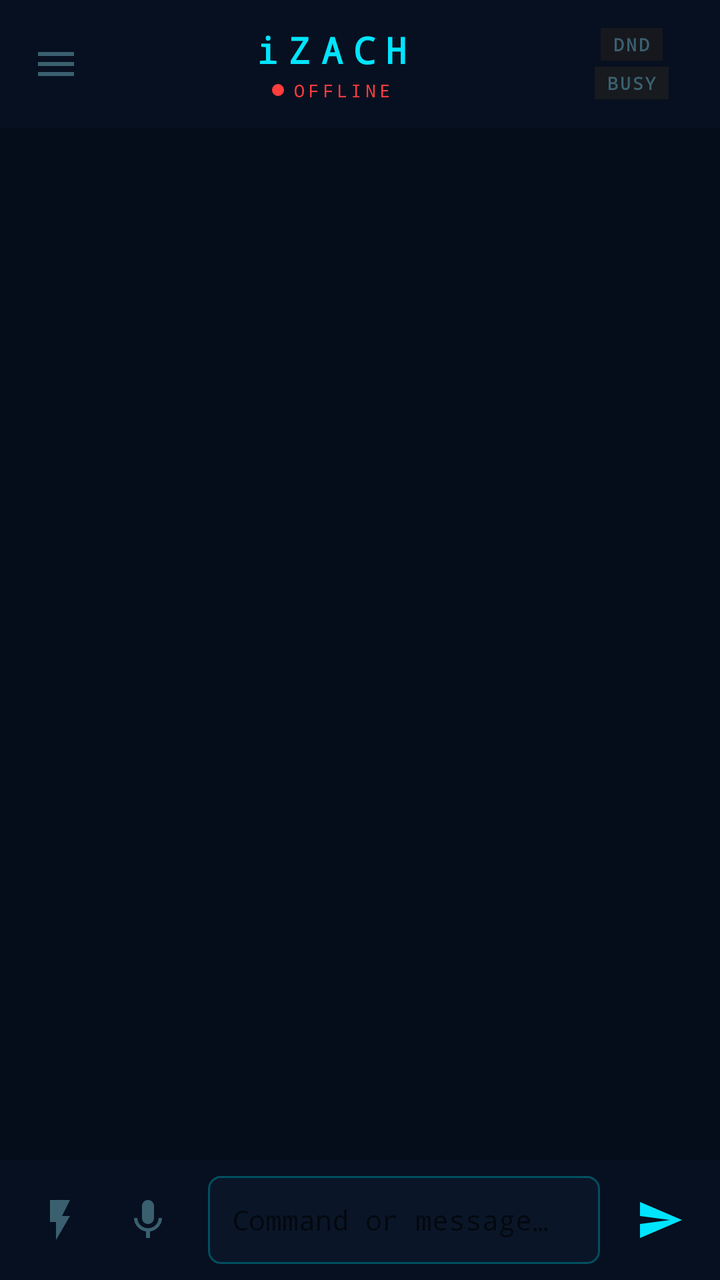
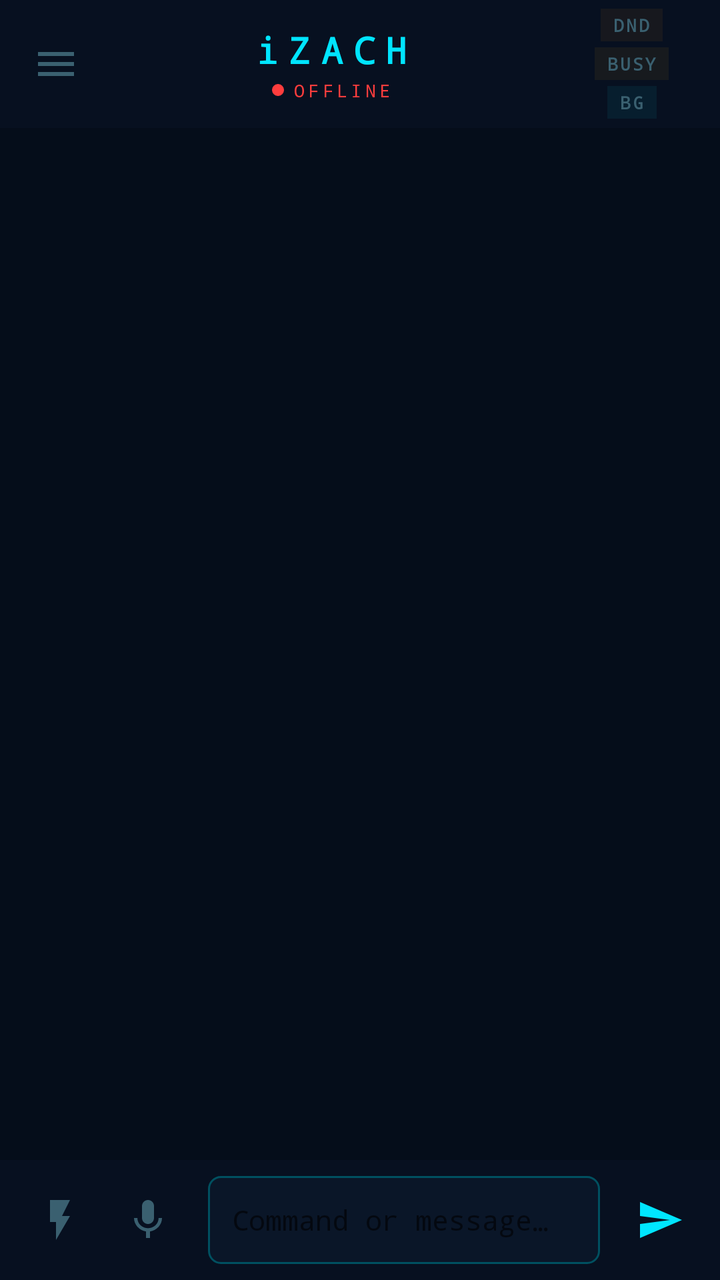

The first picture is an Android layout as it rendered before a commit; the second is the same layout after the commit. The layout source and the unified diff follow.
<!-- AndroidManifest.xml: application theme Theme.iZACH -->
<!-- res/layout/activity_main.xml -->
<?xml version="1.0" encoding="utf-8"?>
<androidx.drawerlayout.widget.DrawerLayout
    xmlns:android="http://schemas.android.com/apk/res/android"
    xmlns:app="http://schemas.android.com/apk/res-auto"
    android:id="@+id/drawerLayout"
    android:layout_width="match_parent"
    android:layout_height="match_parent">

    
    <androidx.constraintlayout.widget.ConstraintLayout
        android:layout_width="match_parent"
        android:layout_height="match_parent"
        android:background="@color/bg_deep">

        
        <LinearLayout
            android:id="@+id/topBar"
            android:layout_width="0dp"
            android:layout_height="wrap_content"
            android:minHeight="64dp"
            android:background="@color/bg_panel"
            android:gravity="center_vertical"
            android:paddingHorizontal="4dp"
            android:orientation="horizontal"
            app:layout_constraintTop_toTopOf="parent"
            app:layout_constraintStart_toStartOf="parent"
            app:layout_constraintEnd_toEndOf="parent">

            <ImageButton
                android:id="@+id/btnMenu"
                android:layout_width="48dp"
                android:layout_height="48dp"
                android:background="?attr/selectableItemBackgroundBorderless"
                android:src="@drawable/ic_menu"
                android:contentDescription="Menu" />

            <LinearLayout
                android:layout_width="0dp"
                android:layout_height="wrap_content"
                android:layout_weight="1"
                android:orientation="vertical"
                android:gravity="center">

                <TextView
                    android:layout_width="wrap_content"
                    android:layout_height="wrap_content"
                    android:text="iZACH"
                    android:textColor="@color/cyan"
                    android:textSize="18sp"
                    android:letterSpacing="0.3"
                    android:fontFamily="monospace"
                    android:textStyle="bold" />

                <LinearLayout
                    android:layout_width="wrap_content"
                    android:layout_height="wrap_content"
                    android:orientation="horizontal"
                    android:gravity="center_vertical"
                    android:layout_marginTop="2dp">

                    <View
                        android:id="@+id/statusDot"
                        android:layout_width="6dp"
                        android:layout_height="6dp"
                        android:layout_marginEnd="4dp"
                        android:background="@drawable/dot_disconnected" />

                    <TextView
                        android:id="@+id/tvStatus"
                        android:layout_width="wrap_content"
                        android:layout_height="wrap_content"
                        android:text="OFFLINE"
                        android:textColor="@color/red_neon"
                        android:textSize="9sp"
                        android:letterSpacing="0.2"
                        android:fontFamily="monospace" />

                </LinearLayout>
            </LinearLayout>

            
            <LinearLayout
                android:layout_width="72dp"
                android:layout_height="wrap_content"
                android:orientation="vertical"
                android:gravity="center"
                android:layout_marginEnd="4dp">

                <TextView
                    android:id="@+id/chipDnd"
                    android:layout_width="wrap_content"
                    android:layout_height="wrap_content"
                    android:text="DND"
                    android:textColor="#FF3a6070"
                    android:textSize="9sp"
                    android:fontFamily="monospace"
                    android:textStyle="bold"
                    android:letterSpacing="0.1"
                    android:paddingHorizontal="6dp"
                    android:paddingVertical="2dp"
                    android:background="#10ff8c00"
                    android:layout_marginBottom="3dp" />

                <TextView
                    android:id="@+id/chipBusy"
                    android:layout_width="wrap_content"
                    android:layout_height="wrap_content"
                    android:text="BUSY"
                    android:textColor="#FF3a6070"
                    android:textSize="9sp"
                    android:fontFamily="monospace"
                    android:textStyle="bold"
                    android:letterSpacing="0.1"
                    android:paddingHorizontal="6dp"
                    android:paddingVertical="2dp"
                    android:background="#10ffb300" />
            </LinearLayout>

        </LinearLayout>

        
        <LinearLayout
            android:id="@+id/bannerConnect"
            android:layout_width="0dp"
            android:layout_height="wrap_content"
            android:orientation="horizontal"
            android:gravity="center_vertical"
            android:background="#1a0d2a3a"
            android:paddingHorizontal="16dp"
            android:paddingVertical="10dp"
            android:visibility="gone"
            app:layout_constraintTop_toBottomOf="@id/topBar"
            app:layout_constraintStart_toStartOf="parent"
            app:layout_constraintEnd_toEndOf="parent">

            <TextView
                android:layout_width="0dp"
                android:layout_height="wrap_content"
                android:layout_weight="1"
                android:text="Not connected to iZACH system"
                android:textColor="@color/text_sec"
                android:textSize="11sp"
                android:fontFamily="monospace" />

            <Button
                android:id="@+id/btnBannerSetup"
                android:layout_width="wrap_content"
                android:layout_height="36dp"
                android:text="SCAN QR"
                android:textColor="@color/bg_deep"
                android:backgroundTint="@color/cyan"
                android:fontFamily="monospace"
                android:textSize="10sp"
                android:letterSpacing="0.1"
                android:paddingHorizontal="12dp" />

        </LinearLayout>

        
        <androidx.recyclerview.widget.RecyclerView
            android:id="@+id/rvChat"
            android:layout_width="0dp"
            android:layout_height="0dp"
            android:clipToPadding="false"
            android:paddingVertical="8dp"
            app:layout_constraintTop_toBottomOf="@id/bannerConnect"
            app:layout_constraintBottom_toTopOf="@id/bottomBar"
            app:layout_constraintStart_toStartOf="parent"
            app:layout_constraintEnd_toEndOf="parent" />

        
        <TextView
            android:id="@+id/typingIndicator"
            android:layout_width="wrap_content"
            android:layout_height="wrap_content"
            android:layout_marginStart="16dp"
            android:layout_marginBottom="4dp"
            android:text="iZACH is thinking…"
            android:textColor="@color/text_sec"
            android:textSize="12sp"
            android:fontFamily="monospace"
            android:visibility="gone"
            app:layout_constraintBottom_toTopOf="@id/bottomBar"
            app:layout_constraintStart_toStartOf="parent" />

        
        <LinearLayout
            android:id="@+id/bottomBar"
            android:layout_width="0dp"
            android:layout_height="wrap_content"
            android:background="@color/bg_panel"
            android:paddingHorizontal="8dp"
            android:paddingVertical="8dp"
            android:gravity="center_vertical"
            android:orientation="horizontal"
            app:layout_constraintBottom_toBottomOf="parent"
            app:layout_constraintStart_toStartOf="parent"
            app:layout_constraintEnd_toEndOf="parent">

            <ImageButton
                android:id="@+id/btnQuick"
                android:layout_width="44dp"
                android:layout_height="44dp"
                android:background="?attr/selectableItemBackgroundBorderless"
                android:src="@drawable/ic_flash"
                android:contentDescription="Quick commands" />

            <ImageButton
                android:id="@+id/btnVoice"
                android:layout_width="44dp"
                android:layout_height="44dp"
                android:background="?attr/selectableItemBackgroundBorderless"
                android:src="@drawable/ic_mic"
                android:contentDescription="Voice input" />

            <EditText
                android:id="@+id/etInput"
                android:layout_width="0dp"
                android:layout_height="44dp"
                android:layout_weight="1"
                android:layout_marginHorizontal="8dp"
                android:background="@drawable/bg_input"
                android:hint="@string/hint_command"
                android:textColor="@color/text_pri"
                android:textSize="14sp"
                android:fontFamily="monospace"
                android:paddingHorizontal="12dp"
                android:inputType="textMultiLine"
                android:maxLines="3"
                android:imeOptions="actionSend" />

            <ImageButton
                android:id="@+id/btnSend"
                android:layout_width="44dp"
                android:layout_height="44dp"
                android:background="?attr/selectableItemBackgroundBorderless"
                android:src="@drawable/ic_send"
                android:contentDescription="Send" />
        </LinearLayout>

    </androidx.constraintlayout.widget.ConstraintLayout>

    
    <LinearLayout
        android:id="@+id/sidebarNav"
        android:layout_width="240dp"
        android:layout_height="match_parent"
        android:layout_gravity="start"
        android:background="@color/bg_panel"
        android:orientation="vertical"
        android:paddingTop="52dp">

        
        <TextView
            android:layout_width="match_parent"
            android:layout_height="wrap_content"
            android:paddingHorizontal="20dp"
            android:paddingBottom="12dp"
            android:text="iZACH"
            android:textColor="@color/cyan"
            android:textSize="20sp"
            android:fontFamily="monospace"
            android:textStyle="bold"
            android:letterSpacing="0.3" />

        <View
            android:layout_width="match_parent"
            android:layout_height="1dp"
            android:background="#FF005060"
            android:layout_marginBottom="4dp" />

        
        <LinearLayout android:id="@+id/sidebarQuick"
            android:layout_width="match_parent" android:layout_height="52dp"
            android:orientation="horizontal" android:gravity="center_vertical"
            android:paddingHorizontal="20dp"
            android:background="?attr/selectableItemBackground">
            <ImageView android:layout_width="20dp" android:layout_height="20dp"
                android:src="@drawable/ic_flash" android:layout_marginEnd="16dp"
                android:contentDescription="Quick" />
            <TextView android:layout_width="0dp" android:layout_height="wrap_content"
                android:layout_weight="1" android:text="Quick Commands"
                android:textColor="@color/text_pri" android:textSize="14sp"
                android:fontFamily="monospace" />
        </LinearLayout>

        
        <LinearLayout android:id="@+id/sidebarScreenshot"
            android:layout_width="match_parent" android:layout_height="52dp"
            android:orientation="horizontal" android:gravity="center_vertical"
            android:paddingHorizontal="20dp"
            android:background="?attr/selectableItemBackground">
            <ImageView android:layout_width="20dp" android:layout_height="20dp"
                android:src="@drawable/ic_screenshot" android:layout_marginEnd="16dp"
                android:contentDescription="Screenshot" />
            <TextView android:layout_width="0dp" android:layout_height="wrap_content"
                android:layout_weight="1" android:text="Screenshot"
                android:textColor="@color/text_pri" android:textSize="14sp"
                android:fontFamily="monospace" />
        </LinearLayout>

        
        <LinearLayout android:id="@+id/sidebarClipboard"
            android:layout_width="match_parent" android:layout_height="52dp"
            android:orientation="horizontal" android:gravity="center_vertical"
            android:paddingHorizontal="20dp"
            android:background="?attr/selectableItemBackground">
            <ImageView android:layout_width="20dp" android:layout_height="20dp"
                android:src="@drawable/ic_clipboard" android:layout_marginEnd="16dp"
                android:contentDescription="Clipboard" />
            <TextView android:layout_width="0dp" android:layout_height="wrap_content"
                android:layout_weight="1" android:text="Clipboard"
                android:textColor="@color/text_pri" android:textSize="14sp"
                android:fontFamily="monospace" />
        </LinearLayout>

        
        <LinearLayout android:id="@+id/sidebarDnd"
            android:layout_width="match_parent" android:layout_height="52dp"
            android:orientation="horizontal" android:gravity="center_vertical"
            android:paddingHorizontal="20dp"
            android:background="?attr/selectableItemBackground">
            <ImageView android:layout_width="20dp" android:layout_height="20dp"
                android:src="@drawable/ic_bell" android:layout_marginEnd="16dp"
                android:contentDescription="DND Queue"
                android:tint="#FFff8c00" />
            <TextView android:layout_width="0dp" android:layout_height="wrap_content"
                android:layout_weight="1" android:text="DND Queue"
                android:textColor="@color/text_pri" android:textSize="14sp"
                android:fontFamily="monospace" />
            <TextView android:id="@+id/sidebarDndBadge"
                android:layout_width="wrap_content" android:layout_height="wrap_content"
                android:paddingHorizontal="6dp" android:paddingVertical="2dp"
                android:background="#30ff8c00"
                android:textColor="#FFff8c00" android:textSize="10sp"
                android:fontFamily="monospace" android:visibility="gone" />
        </LinearLayout>

        
        <LinearLayout android:id="@+id/sidebarTasks"
            android:layout_width="match_parent" android:layout_height="52dp"
            android:orientation="horizontal" android:gravity="center_vertical"
            android:paddingHorizontal="20dp"
            android:background="?attr/selectableItemBackground">
            <ImageView android:layout_width="20dp" android:layout_height="20dp"
                android:src="@drawable/ic_tasks" android:layout_marginEnd="16dp"
                android:contentDescription="Tasks" />
            <TextView android:layout_width="0dp" android:layout_height="wrap_content"
                android:layout_weight="1" android:text="Live Tasks"
                android:textColor="@color/text_pri" android:textSize="14sp"
                android:fontFamily="monospace" />
            <TextView android:id="@+id/sidebarTasksBadge"
                android:layout_width="wrap_content" android:layout_height="wrap_content"
                android:paddingHorizontal="6dp" android:paddingVertical="2dp"
                android:background="#FF002030"
                android:textColor="@color/cyan" android:textSize="10sp"
                android:fontFamily="monospace" android:visibility="gone" />
        </LinearLayout>

        
        <LinearLayout android:id="@+id/sidebarBell"
            android:layout_width="match_parent" android:layout_height="52dp"
            android:orientation="horizontal" android:gravity="center_vertical"
            android:paddingHorizontal="20dp"
            android:background="?attr/selectableItemBackground">
            <ImageView android:layout_width="20dp" android:layout_height="20dp"
                android:src="@drawable/ic_bell" android:layout_marginEnd="16dp"
                android:contentDescription="Notifications" />
            <TextView android:layout_width="0dp" android:layout_height="wrap_content"
                android:layout_weight="1" android:text="Notifications"
                android:textColor="@color/text_pri" android:textSize="14sp"
                android:fontFamily="monospace" />
            <TextView android:id="@+id/sidebarBellBadge"
                android:layout_width="wrap_content" android:layout_height="wrap_content"
                android:paddingHorizontal="6dp" android:paddingVertical="2dp"
                android:background="#FF002030"
                android:textColor="@color/cyan" android:textSize="10sp"
                android:fontFamily="monospace" android:visibility="gone" />
        </LinearLayout>

        
        <LinearLayout android:id="@+id/sidebarDownloads"
            android:layout_width="match_parent" android:layout_height="52dp"
            android:orientation="horizontal" android:gravity="center_vertical"
            android:paddingHorizontal="20dp"
            android:background="?attr/selectableItemBackground">
            <ImageView android:layout_width="20dp" android:layout_height="20dp"
                android:src="@drawable/ic_download" android:layout_marginEnd="16dp"
                android:contentDescription="Downloads" />
            <TextView android:layout_width="0dp" android:layout_height="wrap_content"
                android:layout_weight="1" android:text="Downloads"
                android:textColor="@color/text_pri" android:textSize="14sp"
                android:fontFamily="monospace" />
            <TextView android:id="@+id/sidebarDlBadge"
                android:layout_width="wrap_content" android:layout_height="wrap_content"
                android:paddingHorizontal="6dp" android:paddingVertical="2dp"
                android:background="#401db954"
                android:textColor="@color/green_neon" android:textSize="10sp"
                android:fontFamily="monospace" android:visibility="gone" />
        </LinearLayout>

        
        <LinearLayout android:id="@+id/sidebarFiles"
            android:layout_width="match_parent" android:layout_height="52dp"
            android:orientation="horizontal" android:gravity="center_vertical"
            android:paddingHorizontal="20dp"
            android:background="?attr/selectableItemBackground">
            <ImageView android:layout_width="20dp" android:layout_height="20dp"
                android:src="@drawable/ic_folder" android:layout_marginEnd="16dp"
                android:contentDescription="Files" />
            <TextView android:layout_width="0dp" android:layout_height="wrap_content"
                android:layout_weight="1" android:text="File Transfer"
                android:textColor="@color/text_pri" android:textSize="14sp"
                android:fontFamily="monospace" />
        </LinearLayout>

        
        <LinearLayout android:id="@+id/sidebarMedia"
            android:layout_width="match_parent" android:layout_height="52dp"
            android:orientation="horizontal" android:gravity="center_vertical"
            android:paddingHorizontal="20dp"
            android:background="?attr/selectableItemBackground">
            <ImageView android:layout_width="20dp" android:layout_height="20dp"
                android:src="@drawable/ic_equalizer" android:layout_marginEnd="16dp"
                android:contentDescription="Media Remote" />
            <TextView android:layout_width="0dp" android:layout_height="wrap_content"
                android:layout_weight="1" android:text="Media Remote"
                android:textColor="@color/text_pri" android:textSize="14sp"
                android:fontFamily="monospace" />
        </LinearLayout>

        
        <LinearLayout android:id="@+id/sidebarAlliedNode"
            android:layout_width="match_parent" android:layout_height="52dp"
            android:orientation="horizontal" android:gravity="center_vertical"
            android:paddingHorizontal="20dp"
            android:background="?attr/selectableItemBackground">
            <ImageView android:layout_width="20dp" android:layout_height="20dp"
                android:src="@drawable/ic_grid" android:layout_marginEnd="16dp"
                android:contentDescription="AlliedNode 2"
                android:tint="#FF1db954" />
            <LinearLayout android:layout_width="0dp" android:layout_height="wrap_content"
                android:orientation="vertical">
                <TextView android:layout_width="wrap_content" android:layout_height="wrap_content"
                    android:text="AlliedNode 2"
                    android:textColor="@color/text_pri" android:textSize="14sp"
                    android:fontFamily="monospace" />
                <TextView android:layout_width="wrap_content" android:layout_height="wrap_content"
                    android:text="Secondary PC"
                    android:textColor="@color/text_sec" android:textSize="10sp"
                    android:fontFamily="monospace" />
            </LinearLayout>
        </LinearLayout>

        
        <LinearLayout android:id="@+id/sidebarDashboard"
            android:layout_width="match_parent" android:layout_height="52dp"
            android:orientation="horizontal" android:gravity="center_vertical"
            android:paddingHorizontal="20dp"
            android:background="?attr/selectableItemBackground">
            <ImageView android:layout_width="20dp" android:layout_height="20dp"
                android:src="@drawable/ic_chart_bar" android:layout_marginEnd="16dp"
                android:contentDescription="System Dashboard" />
            <TextView android:layout_width="0dp" android:layout_height="wrap_content"
                android:layout_weight="1" android:text="System Dashboard"
                android:textColor="@color/text_pri" android:textSize="14sp"
                android:fontFamily="monospace" />
        </LinearLayout>

        
        <LinearLayout android:id="@+id/sidebarMyShortcuts"
            android:layout_width="match_parent" android:layout_height="52dp"
            android:orientation="horizontal" android:gravity="center_vertical"
            android:paddingHorizontal="20dp"
            android:background="?attr/selectableItemBackground">
            <ImageView android:layout_width="20dp" android:layout_height="20dp"
                android:src="@drawable/ic_grid" android:layout_marginEnd="16dp"
                android:contentDescription="My Shortcuts" />
            <TextView android:layout_width="0dp" android:layout_height="wrap_content"
                android:layout_weight="1" android:text="My Shortcuts"
                android:textColor="@color/text_pri" android:textSize="14sp"
                android:fontFamily="monospace" />
        </LinearLayout>

        <View
            android:layout_width="match_parent"
            android:layout_height="1dp"
            android:background="#FF005060"
            android:layout_marginVertical="4dp" />

        
        <LinearLayout android:id="@+id/sidebarSettings"
            android:layout_width="match_parent" android:layout_height="52dp"
            android:orientation="horizontal" android:gravity="center_vertical"
            android:paddingHorizontal="20dp"
            android:background="?attr/selectableItemBackground">
            <ImageView android:layout_width="20dp" android:layout_height="20dp"
                android:src="@drawable/ic_settings" android:layout_marginEnd="16dp"
                android:contentDescription="Settings" />
            <TextView android:layout_width="0dp" android:layout_height="wrap_content"
                android:layout_weight="1" android:text="Settings"
                android:textColor="@color/text_pri" android:textSize="14sp"
                android:fontFamily="monospace" />
        </LinearLayout>

    </LinearLayout>

</androidx.drawerlayout.widget.DrawerLayout>
<!-- resources referenced by this layout -->
<resources>
  <color name="bg_deep">#FF050d1a</color>
  <color name="bg_panel">#FF071020</color>
  <color name="cyan">#FF00e5ff</color>
  <color name="green_neon">#FF1db954</color>
  <color name="red_neon">#FFff3d3d</color>
  <color name="text_pri">#FFc8e8f0</color>
  <color name="text_sec">#FF3a6070</color>
  <!-- drawable bg_input (drawable) -->
  <?xml version="1.0" encoding="utf-8"?>
  <shape xmlns:android="http://schemas.android.com/apk/res/android"
      android:shape="rectangle">
      <solid android:color="#FF0a1628" />
      <stroke android:width="1dp" android:color="#FF005060" />
      <corners android:radius="6dp" />
  </shape>
  <!-- drawable dot_disconnected (drawable) -->
  <?xml version="1.0" encoding="utf-8"?>
  <shape xmlns:android="http://schemas.android.com/apk/res/android"
      android:shape="oval">
      <solid android:color="#FFff3d3d" />
  </shape>
  <!-- drawable ic_chart_bar (drawable) -->
  <?xml version="1.0" encoding="utf-8"?>
  <vector xmlns:android="http://schemas.android.com/apk/res/android"
      android:width="24dp" android:height="24dp"
      android:viewportWidth="24" android:viewportHeight="24">
      <path android:fillColor="#3a6070"
          android:pathData="M5,9h3v11H5V9zM10,4h3v16h-3V4zM15,12h3v8h-3v-8zM2,20h20v2H2v-2z"/>
  </vector>
  <!-- drawable ic_download (drawable) -->
  <?xml version="1.0" encoding="utf-8"?>
  <vector xmlns:android="http://schemas.android.com/apk/res/android"
      android:width="24dp"
      android:height="24dp"
      android:viewportWidth="24"
      android:viewportHeight="24">
      <path
          android:fillColor="#FF00e5ff"
          android:pathData="M19,9h-4V3H9v6H5l7,7 7,-7zM5,18v2h14v-2H5z" />
  </vector>
  <!-- drawable ic_equalizer (drawable) -->
  <?xml version="1.0" encoding="utf-8"?>
  <vector xmlns:android="http://schemas.android.com/apk/res/android"
      android:width="24dp" android:height="24dp"
      android:viewportWidth="24" android:viewportHeight="24">
      <path android:fillColor="#3a6070"
          android:pathData="M10,20H8V4h2v16zM14,20h-2V9h2v11zM18,20h-2V14h2v6zM6,20H4V10h2v10z"/>
  </vector>
  <!-- drawable ic_flash (drawable) -->
  <?xml version="1.0" encoding="utf-8"?>
  <vector xmlns:android="http://schemas.android.com/apk/res/android"
      android:width="24dp"
      android:height="24dp"
      android:viewportWidth="24"
      android:viewportHeight="24">
      <path
          android:fillColor="#FF3a6070"
          android:pathData="M7,2v11h3v9l7,-12h-4l4,-8z" />
  </vector>
  <!-- drawable ic_grid (drawable) -->
  <?xml version="1.0" encoding="utf-8"?>
  <vector xmlns:android="http://schemas.android.com/apk/res/android"
      android:width="24dp" android:height="24dp"
      android:viewportWidth="24" android:viewportHeight="24">
      <path android:fillColor="#3a6070"
          android:pathData="M3,3h7v7H3V3zM3,14h7v7H3v-7zM14,3h7v7h-7V3zM14,14h7v7h-7v-7z"/>
  </vector>
  <!-- drawable ic_menu (drawable) -->
  <?xml version="1.0" encoding="utf-8"?>
  <vector xmlns:android="http://schemas.android.com/apk/res/android"
      android:width="24dp"
      android:height="24dp"
      android:viewportWidth="24"
      android:viewportHeight="24">
      <path
          android:fillColor="#FF3a6070"
          android:pathData="M3,18h18v-2H3v2zm0,-5h18v-2H3v2zm0,-7v2h18V6H3z" />
  </vector>
  <!-- drawable ic_send (drawable) -->
  <?xml version="1.0" encoding="utf-8"?>
  <vector xmlns:android="http://schemas.android.com/apk/res/android"
      android:width="24dp"
      android:height="24dp"
      android:viewportWidth="24"
      android:viewportHeight="24">
      <path
          android:fillColor="#FF00e5ff"
          android:pathData="M2.01,21L23,12 2.01,3 2,10l15,2-15,2z" />
  </vector>
  <string name="hint_command">Command or message…</string>
  <color name="cyan_dark">#FF002030</color>
  <color name="cyan_dim">#FF005060</color>
  <!-- unchanged entries left out for length: 8 -->
</resources>

<!-- the commit's change to res/layout/activity_main.xml (unified diff, before → after) -->
@@ -113,7 +113,22 @@
                     android:letterSpacing="0.1"
                     android:paddingHorizontal="6dp"
                     android:paddingVertical="2dp"
-                    android:background="#10ffb300" />
+                    android:background="#10ffb300"
+                    android:layout_marginBottom="3dp" />
+
+                <TextView
+                    android:id="@+id/chipBgMode"
+                    android:layout_width="wrap_content"
+                    android:layout_height="wrap_content"
+                    android:text="BG"
+                    android:textColor="#FF3a6070"
+                    android:textSize="9sp"
+                    android:fontFamily="monospace"
+                    android:textStyle="bold"
+                    android:letterSpacing="0.1"
+                    android:paddingHorizontal="6dp"
+                    android:paddingVertical="2dp"
+                    android:background="#1000e5ff" />
             </LinearLayout>
 
         </LinearLayout>
@@ -430,6 +445,28 @@
         </LinearLayout>
 
         
+        <LinearLayout android:id="@+id/sidebarAudioStream"
+            android:layout_width="match_parent" android:layout_height="52dp"
+            android:orientation="horizontal" android:gravity="center_vertical"
+            android:paddingHorizontal="20dp"
+            android:background="?attr/selectableItemBackground">
+            <ImageView android:layout_width="20dp" android:layout_height="20dp"
+                android:src="@drawable/ic_bell" android:layout_marginEnd="16dp"
+                android:contentDescription="PC Audio" />
+            <LinearLayout android:layout_width="0dp" android:layout_height="wrap_content"
+                android:orientation="vertical">
+                <TextView android:layout_width="wrap_content" android:layout_height="wrap_content"
+                    android:text="PC Audio"
+                    android:textColor="@color/text_pri" android:textSize="14sp"
+                    android:fontFamily="monospace" />
+                <TextView android:layout_width="wrap_content" android:layout_height="wrap_content"
+                    android:text="Stream speakers to phone"
+                    android:textColor="@color/text_sec" android:textSize="10sp"
+                    android:fontFamily="monospace" />
+            </LinearLayout>
+        </LinearLayout>
+
+        
         <LinearLayout android:id="@+id/sidebarAlliedNode"
             android:layout_width="match_parent" android:layout_height="52dp"
             android:orientation="horizontal" android:gravity="center_vertical"
